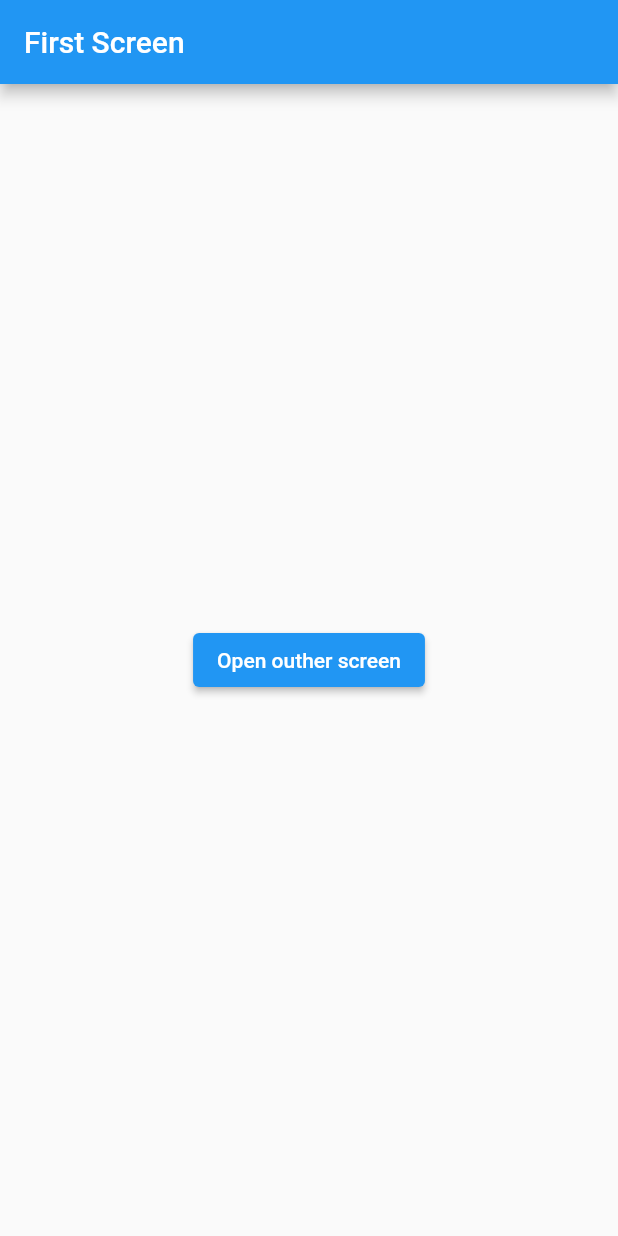
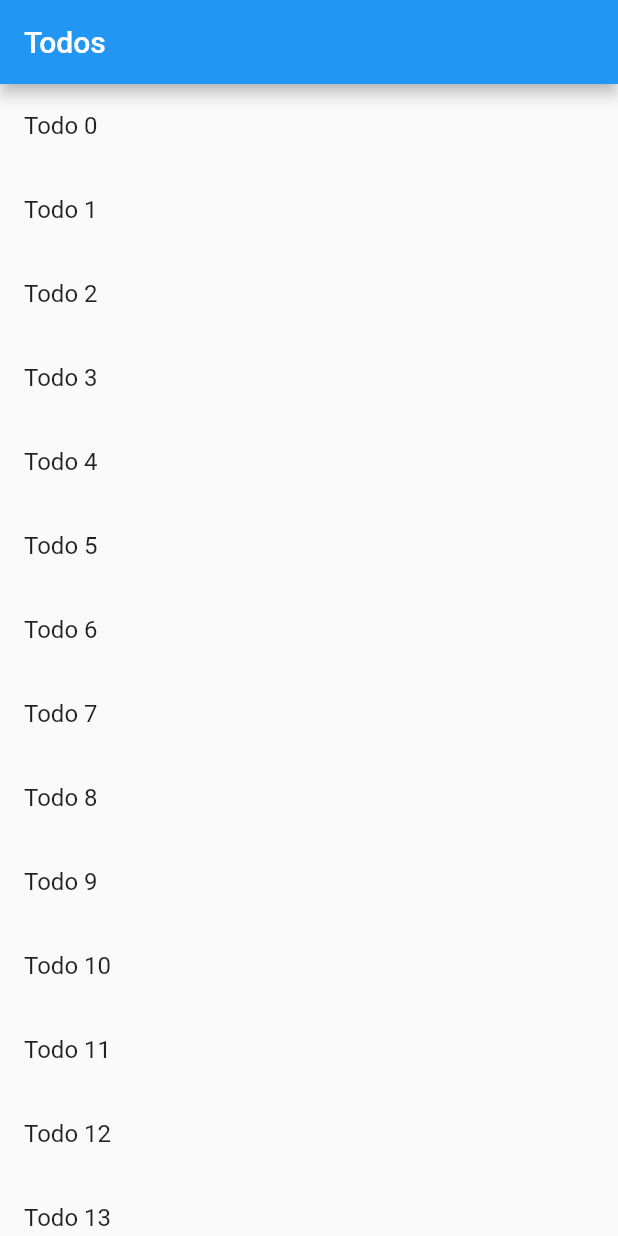
Before and after one commit to CruzLucass/flutter_navigator_1, a Flutter app: the screen it shows after launch, on a phone screen of 412 x 824 dp. Run offline on Flutter 3.47's test engine with Material 2 defaults, Android fonts, the phone set to English and light mode, and no system bars.

Commit message:
exemplo 3 todo

```diff
--- a/lib/main.dart
+++ b/lib/main.dart
@@ -1,6 +1,8 @@
 import 'package:flutter/material.dart';
-import 'package:flutter_navigator_1/screens/first_screen.dart';
-import 'package:flutter_navigator_1/screens/second_screen.dart';
+import 'package:flutter_navigator_1/model/todo.dart';
+// import 'package:flutter_navigator_1/screens/first_screen.dart';
+// import 'package:flutter_navigator_1/screens/second_screen.dart';
+import 'package:flutter_navigator_1/screens/todo_screen.dart';
 
 void main() {
   runApp(const MyApp());
@@ -14,15 +16,13 @@ class MyApp extends StatelessWidget {
   Widget build(BuildContext context) {
     return MaterialApp(
       debugShowCheckedModeBanner: false,
-      title: 'Flutter Navigator 1',
-      theme: ThemeData(
-        primarySwatch: Colors.blue,
+      title: 'Flutter Navigator 3',
+      home: TodoScreen(
+        todos: List.generate(
+          20,
+          (i) => Todo(title: 'Todo $i', description: 'Description of Todo $i'),
+        ),
       ),
-      initialRoute: '/',
-      routes: {
-        '/': (context) => const FirstScreen(),
-        '/second': (context) => const SecondScreen(),
-      },
     );
   }
 }
--- /dev/null
+++ b/lib/model/todo.dart
@@ -0,0 +1,9 @@
+class Todo {
+  final String title;
+  final String description;
+
+  Todo({
+    required this.title,
+    required this.description,
+  });
+}
--- /dev/null
+++ b/lib/screens/details_screen.dart
@@ -0,0 +1,17 @@
+import 'package:flutter/material.dart';
+import 'package:flutter_navigator_1/model/todo.dart';
+
+class DetailsScreen extends StatelessWidget {
+  const DetailsScreen({Key? key, required this.todo}) : super(key: key);
+  final Todo todo;
+  @override
+  Widget build(BuildContext context) {
+    return Scaffold(
+      appBar: AppBar(
+        title: Text(todo.title),
+      ),
+      body: Padding(
+          padding: const EdgeInsets.all(16.0), child: Text(todo.description)),
+    );
+  }
+}
--- /dev/null
+++ b/lib/screens/todo_screen.dart
@@ -0,0 +1,34 @@
+import 'package:flutter/material.dart';
+import 'package:flutter_navigator_1/model/todo.dart';
+import 'package:flutter_navigator_1/screens/details_screen.dart';
+
+class TodoScreen extends StatelessWidget {
+  const TodoScreen({Key? key, required this.todos}) : super(key: key);
+
+  final List<Todo> todos;
+
+  @override
+  Widget build(BuildContext context) {
+    return Scaffold(
+      appBar: AppBar(
+        title: const Text('Todos'),
+      ),
+      body: ListView.builder(
+        itemCount: todos.length,
+        itemBuilder: (context, index) {
+          return ListTile(
+            title: Text(todos[index].title),
+            onTap: () {
+              Navigator.push(
+                (context),
+                MaterialPageRoute(
+                  builder: (context) => DetailsScreen(todo: todos[index]),
+                ),
+              );
+            },
+          );
+        },
+      ),
+    );
+  }
+}
```
